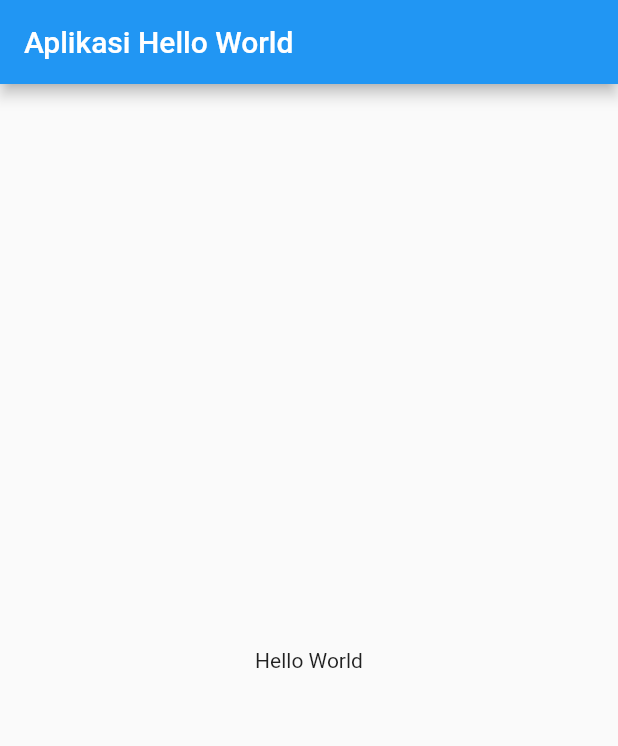
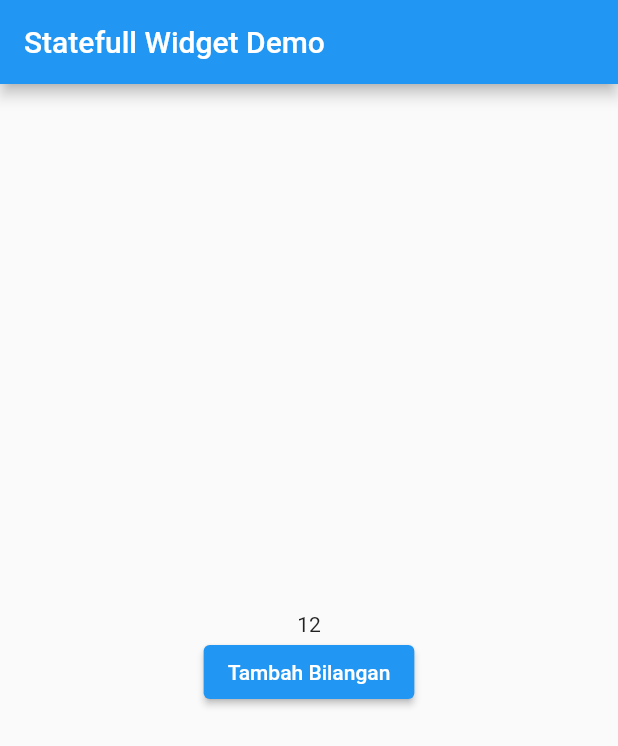
Before and after one commit to krisnachy/flutter_tutorial, a Flutter app: the screen it shows after launch, on a phone screen of 412 x 824 dp. Shown: the top 746 px of the screen. Run offline on Flutter 3.47's test engine with Material 2 defaults, Android fonts, the phone set to English and light mode, and no system bars.

Commit message:
Stateful widget

```diff
--- a/lib/main.dart
+++ b/lib/main.dart
@@ -4,19 +4,31 @@ void main() {
   runApp(const MyApp());
 }
 
-class MyApp extends StatelessWidget {
+class MyApp extends StatefulWidget {
   const MyApp({Key key}) : super(key: key);
 
   @override
+  State<MyApp> createState() => _MyAppState();
+}
+
+class _MyAppState extends State<MyApp> {
+  void tekanTombol() {}
+
+  @override
   Widget build(BuildContext context) {
-    //Material app adalah widget yg berisi data-data yg diperlukan oleh app yg menggunakan material design
     return MaterialApp(
-      //tampilan awal yang akan ditampilkan oleh material app
       home: Scaffold(
-        appBar: AppBar(
-          title: const Text("Aplikasi Hello World"),
+        appBar: AppBar(title: Text('Statefull Widget Demo')),
+        body: Center(
+          child: Column(
+            mainAxisAlignment: MainAxisAlignment.center,
+            children: [
+              Text("12"),
+              ElevatedButton(
+                  onPressed: tekanTombol, child: Text('Tambah Bilangan'))
+            ],
+          ),
         ),
-        body: const Center(child: Text("Hello World")),
       ),
     );
   }
```
